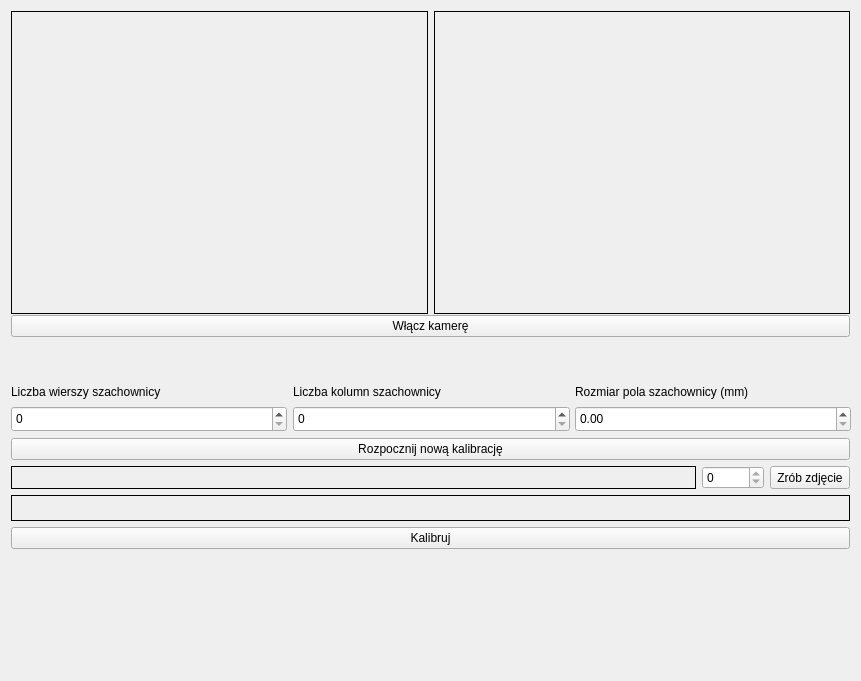
This is StereoVision/widgetcalibration.ui in dzikipasterz/StareoVision as Qt 5 draws it before an edit. The edited form follows.
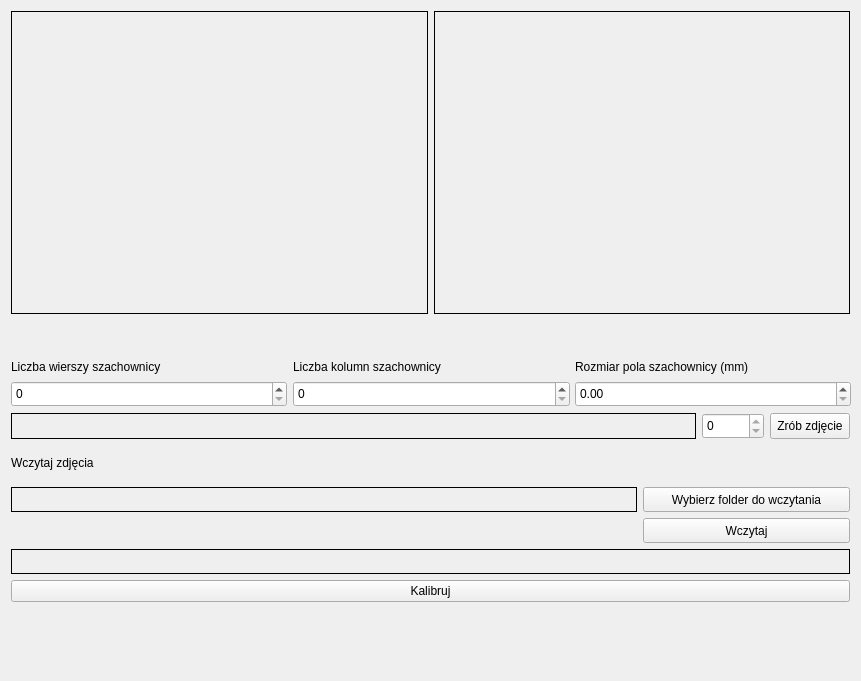
This is the edited form.

```diff
--- a/StereoVision/widgetcalibration.ui
+++ b/StereoVision/widgetcalibration.ui
@@ -71,19 +71,6 @@
      </item>
     </layout>
    </item>
-   <item>
-    <widget class="QPushButton" name="pushButtonTurnCameraOn">
-     <property name="text">
-      <string>Włącz kamerę</string>
-     </property>
-     <property name="checkable">
-      <bool>true</bool>
-     </property>
-     <property name="checked">
-      <bool>false</bool>
-     </property>
-    </widget>
-   </item>
    <item>
     <spacer name="verticalSpacer">
      <property name="orientation">
@@ -95,7 +82,7 @@
      <property name="sizeHint" stdset="0">
       <size>
        <width>20</width>
-       <height>40</height>
+       <height>38</height>
       </size>
      </property>
     </spacer>
@@ -191,13 +178,6 @@
      </item>
     </layout>
    </item>
-   <item>
-    <widget class="QPushButton" name="pushButton">
-     <property name="text">
-      <string>Rozpocznij nową kalibrację</string>
-     </property>
-    </widget>
-   </item>
    <item>
     <layout class="QHBoxLayout" name="horizontalLayout">
      <item>
@@ -265,18 +245,89 @@
      </item>
     </layout>
    </item>
+   <item>
+    <layout class="QGridLayout" name="gridLayout_3">
+     <item row="1" column="1">
+      <widget class="QPushButton" name="pushButtonChooseDirToLoad">
+       <property name="minimumSize">
+        <size>
+         <width>0</width>
+         <height>25</height>
+        </size>
+       </property>
+       <property name="maximumSize">
+        <size>
+         <width>207</width>
+         <height>25</height>
+        </size>
+       </property>
+       <property name="text">
+        <string>Wybierz folder do wczytania</string>
+       </property>
+      </widget>
+     </item>
+     <item row="1" column="0">
+      <widget class="QLabel" name="labelPicsDir">
+       <property name="minimumSize">
+        <size>
+         <width>0</width>
+         <height>25</height>
+        </size>
+       </property>
+       <property name="maximumSize">
+        <size>
+         <width>16777215</width>
+         <height>25</height>
+        </size>
+       </property>
+       <property name="frameShape">
+        <enum>QFrame::Box</enum>
+       </property>
+       <property name="text">
+        <string/>
+       </property>
+      </widget>
+     </item>
+     <item row="0" column="0">
+      <widget class="QLabel" name="label_4">
+       <property name="text">
+        <string>Wczytaj zdjęcia</string>
+       </property>
+      </widget>
+     </item>
+     <item row="2" column="1">
+      <widget class="QPushButton" name="pushButtonLoad">
+       <property name="minimumSize">
+        <size>
+         <width>0</width>
+         <height>25</height>
+        </size>
+       </property>
+       <property name="maximumSize">
+        <size>
+         <width>16777215</width>
+         <height>25</height>
+        </size>
+       </property>
+       <property name="text">
+        <string>Wczytaj</string>
+       </property>
+      </widget>
+     </item>
+    </layout>
+   </item>
    <item>
     <widget class="QLabel" name="labelCalibrationStatus">
      <property name="minimumSize">
       <size>
        <width>0</width>
-       <height>26</height>
+       <height>25</height>
       </size>
      </property>
      <property name="maximumSize">
       <size>
        <width>16777215</width>
-       <height>26</height>
+       <height>25</height>
       </size>
      </property>
      <property name="frameShape">
@@ -305,7 +356,7 @@
      <property name="sizeHint" stdset="0">
       <size>
        <width>20</width>
-       <height>121</height>
+       <height>68</height>
       </size>
      </property>
     </spacer>
```
